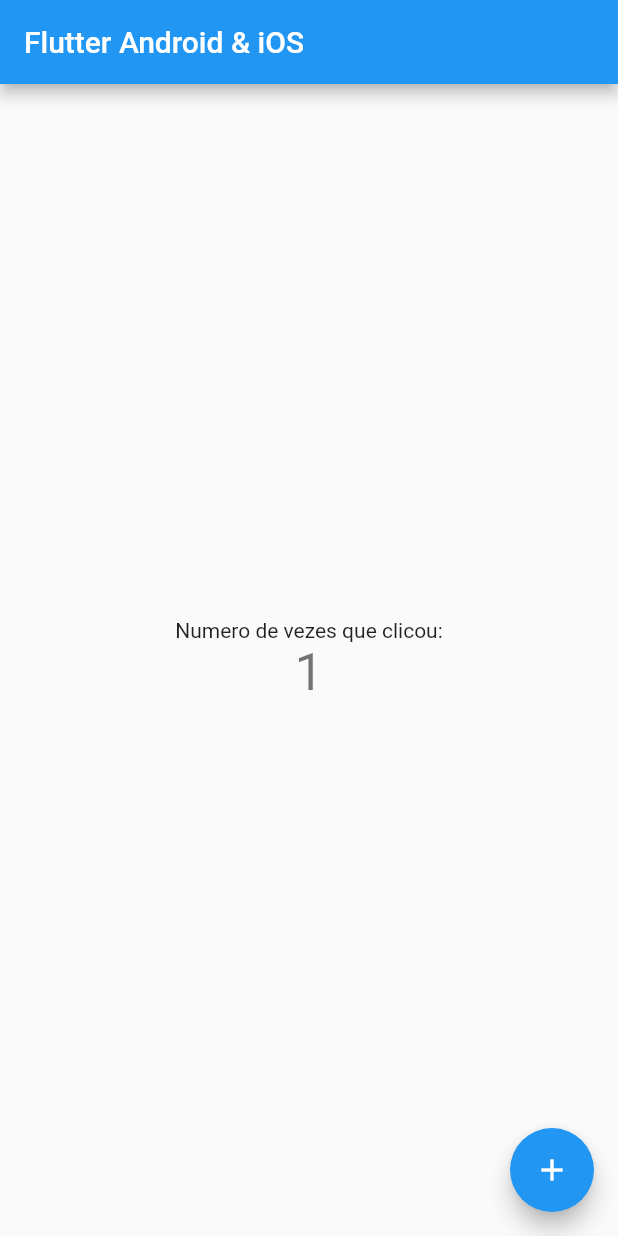
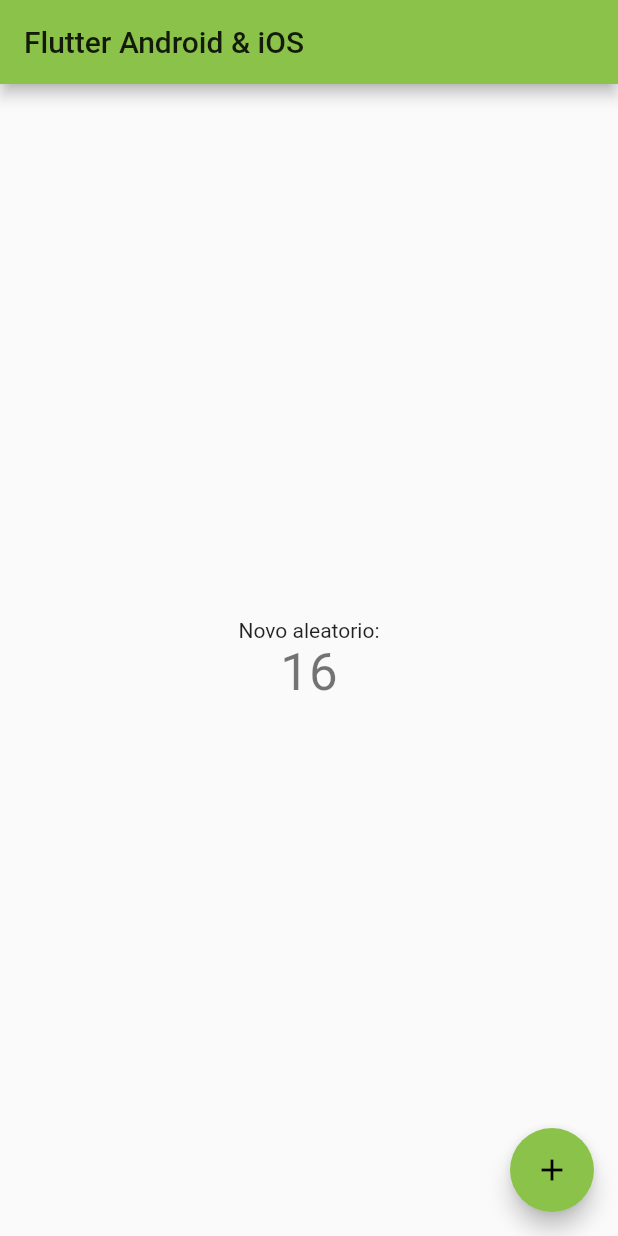
Before and after one commit to danielmachado1980/firstflutterios, a Flutter app: the screen it shows after launch, after a tap on the "add" icon, on a phone screen of 412 x 824 dp. Run offline on Flutter 3.47's test engine with Material 2 defaults, Android fonts, the phone set to English and light mode, and no system bars.

Commit message:
Alteracao de cores

```diff
--- a/lib/main.dart
+++ b/lib/main.dart
@@ -1,4 +1,5 @@
 import 'package:flutter/material.dart';
+import 'dart:math';
 
 void main() {
   runApp(MyApp());
@@ -12,19 +13,7 @@ class MyApp extends StatelessWidget {
       title: 'Flutter App',
       debugShowCheckedModeBanner: false,
       theme: ThemeData(
-        // This is the theme of your application.
-        //
-        // Try running your application with "flutter run". You'll see the
-        // application has a blue toolbar. Then, without quitting the app, try
-        // changing the primarySwatch below to Colors.green and then invoke
-        // "hot reload" (press "r" in the console where you ran "flutter run",
-        // or simply save your changes to "hot reload" in a Flutter IDE).
-        // Notice that the counter didn't reset back to zero; the application
-        // is not restarted.
-        primarySwatch: Colors.blue,
-        // This makes the visual density adapt to the platform that you run
-        // the app on. For desktop platforms, the controls will be smaller and
-        // closer together (more dense) than on mobile platforms.
+        primarySwatch: Colors.lightGreen,
         visualDensity: VisualDensity.adaptivePlatformDensity,
       ),
       home: MyHomePage(title: 'Flutter Android & iOS'),
@@ -34,16 +23,6 @@ class MyApp extends StatelessWidget {
 
 class MyHomePage extends StatefulWidget {
   MyHomePage({Key key, this.title}) : super(key: key);
-
-  // This widget is the home page of your application. It is stateful, meaning
-  // that it has a State object (defined below) that contains fields that affect
-  // how it looks.
-
-  // This class is the configuration for the state. It holds the values (in this
-  // case the title) provided by the parent (in this case the App widget) and
-  // used by the build method of the State. Fields in a Widget subclass are
-  // always marked "final".
-
   final String title;
 
   @override
@@ -52,65 +31,43 @@ class MyHomePage extends StatefulWidget {
 
 class _MyHomePageState extends State<MyHomePage> {
   int _counter = 0;
+  int _novoNumero = 0;
 
   void _incrementCounter() {
     setState(() {
-      // This call to setState tells the Flutter framework that something has
-      // changed in this State, which causes it to rerun the build method below
-      // so that the display can reflect the updated values. If we changed
-      // _counter without calling setState(), then the build method would not be
-      // called again, and so nothing would appear to happen.
       _counter++;
+    });
+  }
+
+  void _randomizeInteger() {
+    setState(() {
+      _novoNumero = Random().nextInt(99);
     });
   }
 
   @override
   Widget build(BuildContext context) {
-    // This method is rerun every time setState is called, for instance as done
-    // by the _incrementCounter method above.
-    //
-    // The Flutter framework has been optimized to make rerunning build methods
-    // fast, so that you can just rebuild anything that needs updating rather
-    // than having to individually change instances of widgets.
     return Scaffold(
       appBar: AppBar(
-        // Here we take the value from the MyHomePage object that was created by
-        // the App.build method, and use it to set our appbar title.
         title: Text(widget.title),
       ),
       body: Center(
-        // Center is a layout widget. It takes a single child and positions it
-        // in the middle of the parent.
         child: Column(
-          // Column is also a layout widget. It takes a list of children and
-          // arranges them vertically. By default, it sizes itself to fit its
-          // children horizontally, and tries to be as tall as its parent.
-          //
-          // Invoke "debug painting" (press "p" in the console, choose the
-          // "Toggle Debug Paint" action from the Flutter Inspector in Android
-          // Studio, or the "Toggle Debug Paint" command in Visual Studio Code)
-          // to see the wireframe for each widget.
-          //
-          // Column has various properties to control how it sizes itself and
-          // how it positions its children. Here we use mainAxisAlignment to
-          // center the children vertically; the main axis here is the vertical
-          // axis because Columns are vertical (the cross axis would be
-          // horizontal).
           mainAxisAlignment: MainAxisAlignment.center,
           children: <Widget>[
             Text(
-              'Numero de vezes que clicou:',
+              'Novo aleatorio:',
             ),
             Text(
-              '$_counter',
+              '$_novoNumero',
               style: Theme.of(context).textTheme.headline4,
             ),
           ],
         ),
       ),
       floatingActionButton: FloatingActionButton(
-        onPressed: _incrementCounter,
-        tooltip: 'Incremento',
+        onPressed: _randomizeInteger,
+        tooltip: 'Randomize',
         child: Icon(Icons.add),
       ), // This trailing comma makes auto-formatting nicer for build methods.
     );
```
